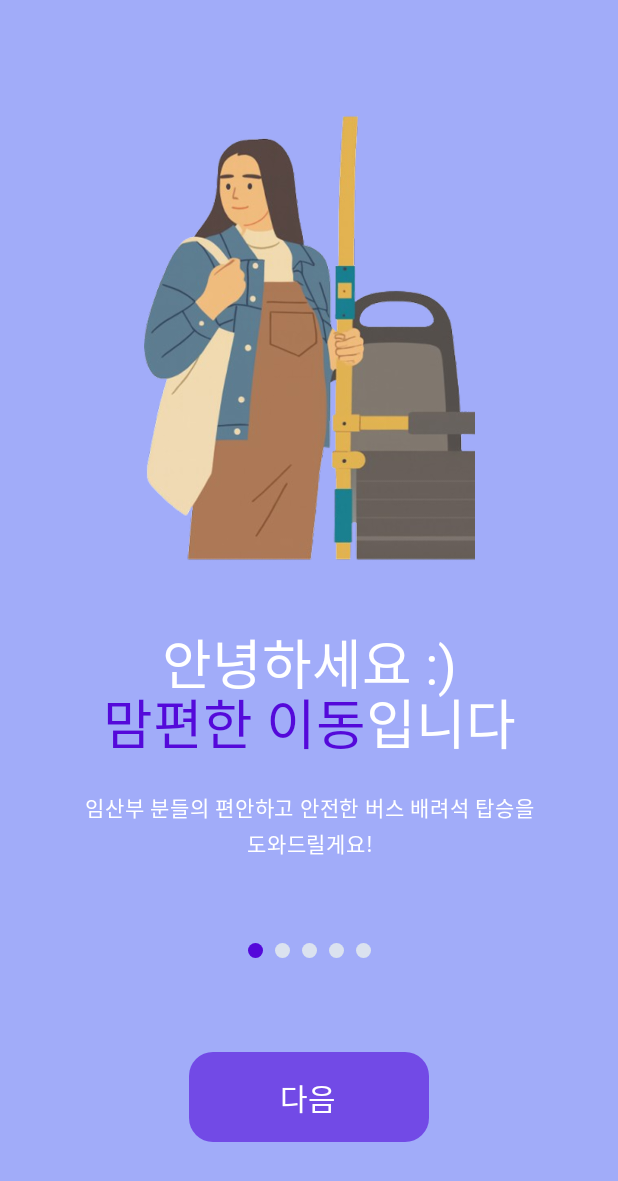
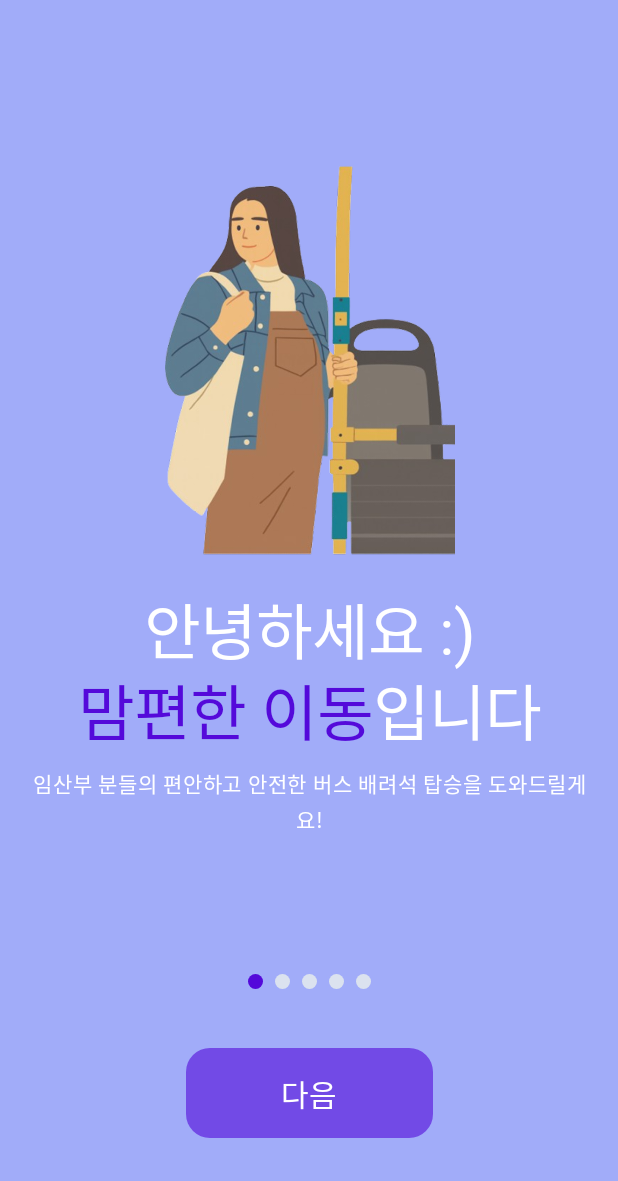
Before and after one commit to BFDream-AutoEver/BFDream-Android, an Android app built with Jetpack Compose: the InfoScreen screen opened through its navigation route, on a phone screen of 412 x 824 dp. Shown: the top 1181 px of the screen. Run offline under Robolectric (Android 15) with nearby library versions, the phone set to English and light mode, and no system bars; Roboto replaces fonts that are not available here.

Commit message:
15: 알림 성공 다이얼로그 추가, ui 수정, 이용약관 링크 수정

```diff
--- a/app/build.gradle.kts
+++ b/app/build.gradle.kts
@@ -27,7 +27,7 @@ android {
         applicationId = "com.bfdream.comfortablemove"
         minSdk = 33
         targetSdk = 36
-        versionCode = 14
+        versionCode = 15
         versionName = "1.0"
 
         testInstrumentationRunner = "androidx.test.runner.AndroidJUnitRunner"
--- a/app/src/main/java/com/example/bfdream_android/components/InfoScreen.kt
+++ b/app/src/main/java/com/example/bfdream_android/components/InfoScreen.kt
@@ -44,10 +44,10 @@ fun InfoScreen(
 ) {
     val uriHandler = LocalUriHandler.current
     val inquiryUrl = "https://forms.gle/rnSD44sUEuy1nLaH6"
-    val policyUrl = "https://important-hisser-903.notion.site/10-22-ver-28d65f12c444805cbd1bc99a473df74a?source=copy_link"
+    val policyUrl = "https://important-hisser-903.notion.site/10-22-ver-29a65f12c44480b6b591e726c5c80f89?pvs=74"
 
     val configuration = LocalConfiguration.current
-    val screenWidth = configuration.screenWidthDp.dp
+    val screenHeight = configuration.screenHeightDp.dp
 
     Scaffold(
         topBar = {
@@ -83,13 +83,13 @@ fun InfoScreen(
             horizontalAlignment = Alignment.CenterHorizontally,
             verticalArrangement = Arrangement.Top
         ) {
-            Spacer(modifier = Modifier.height(48.dp))
+            Spacer(modifier = Modifier.height(screenHeight * 0.01f))
 
             // --- 앱 로고 ---
             Image(
                 painter = painterResource(id = R.drawable.info_logo),
                 contentDescription = "앱 로고",
-                modifier = Modifier.size(screenWidth * 0.55f)
+                modifier = Modifier.size(screenHeight * 0.3f)
             )
 
             Spacer(modifier = Modifier.height(48.dp))
--- a/app/src/main/java/com/example/bfdream_android/components/OnboardScreen.kt
+++ b/app/src/main/java/com/example/bfdream_android/components/OnboardScreen.kt
@@ -33,6 +33,7 @@ import androidx.compose.ui.Alignment
 import androidx.compose.ui.Modifier
 import androidx.compose.ui.draw.clip
 import androidx.compose.ui.graphics.Color
+import androidx.compose.ui.platform.LocalConfiguration
 import androidx.compose.ui.platform.LocalContext
 import androidx.compose.ui.res.painterResource
 import androidx.compose.ui.text.SpanStyle
@@ -51,6 +52,10 @@ import kotlinx.coroutines.launch
 fun OnboardScreen(
     onComplete: () -> Unit
 ) {
+    val configuration = LocalConfiguration.current
+    val screenHeight = configuration.screenHeightDp.dp
+    val buttonSize = screenHeight * 0.2f
+
     val pages = listOf(
         OnboardPageData(
             R.drawable.onboard1,
@@ -153,7 +158,7 @@ fun OnboardScreen(
             currentPage = pagerState.currentPage
         )
 
-        Spacer(modifier = Modifier.weight(0.1f))
+        Spacer(modifier = Modifier.weight(0.06f))
         // 버튼
         if (pagerState.currentPage == pages.size - 1) {
             Button(
@@ -162,7 +167,7 @@ fun OnboardScreen(
                     containerColor = Color(0xFF5409DA),
                     contentColor = Color.White
                 ),
-                modifier = Modifier.width(160.dp).height(60.dp),
+                modifier = Modifier.width(buttonSize).height(60.dp),
                 shape = RoundedCornerShape(16.dp)
             ) {
                 Text(
@@ -183,7 +188,7 @@ fun OnboardScreen(
                     containerColor = Color(0xFF5409DA).copy(alpha = 0.6f),
                     contentColor = Color.White,
                 ),
-                modifier = Modifier.width(160.dp).height(60.dp),
+                modifier = Modifier.width(buttonSize).height(60.dp),
                 shape = RoundedCornerShape(16.dp)
             ) {
                 Text(
@@ -212,8 +217,16 @@ data class OnboardPageData(
 // 개별 온보딩 페이지 UI
 @Composable
 fun OnboardPage(data: OnboardPageData) {
+    val configuration = LocalConfiguration.current
+    val screenHeight = configuration.screenHeightDp.dp
+    val spacerSize = screenHeight * 0.01f
+    val imageSize = screenHeight * 0.35f
+    val imageSize2 = screenHeight * 0.25f
+    val screenWidth = configuration.screenWidthDp
+    val textScale = (screenWidth / 360f).coerceIn(0.4f, 1.3f)
+
     Column(
-        modifier = Modifier.fillMaxSize().padding(50.dp),
+        modifier = Modifier.fillMaxSize().padding(20.dp),
         horizontalAlignment = Alignment.CenterHorizontally,
         verticalArrangement = Arrangement.Center
     ) {
@@ -241,23 +254,24 @@ fun OnboardPage(data: OnboardPageData) {
             Image(
                 painter = painterResource(id = data.image),
                 contentDescription = data.title,
-                modifier = Modifier.size(170.dp)
+                modifier = Modifier.size(imageSize2)
             )
 
-            Spacer(modifier = Modifier.height(28.dp))
+            Spacer(modifier = Modifier.height(spacerSize*2))
             Text(
                 text = annotatedString,
                 style = MaterialTheme.typography.headlineLarge,
                 fontWeight = FontWeight.Bold,
                 textAlign = TextAlign.Center,
-                fontSize = 36.sp,
+                fontSize = 36.sp * textScale,
+                lineHeight = (36.sp * textScale) * 1.3f
             )
 
-            Spacer(modifier = Modifier.height(48.dp))
+            Spacer(modifier = Modifier.height(spacerSize*4))
             Row(
                 modifier = Modifier.width(250.dp),
                 horizontalArrangement = Arrangement.SpaceBetween,
-                verticalAlignment = Alignment.CenterVertically
+//                verticalAlignment = Alignment.CenterVertically
             ) {
                 Column(
                     horizontalAlignment = Alignment.CenterHorizontally
@@ -273,14 +287,14 @@ fun OnboardPage(data: OnboardPageData) {
                         style = MaterialTheme.typography.bodyMedium,
                         fontWeight = FontWeight.Bold,
                         textAlign = TextAlign.Center,
-                        fontSize = 16.sp,
+                        fontSize = 16.sp * textScale,
                         color = Color.White,
                     )
                     Text(
                         text = "현재 버스정류장 및\n탑승할 버스 안내",
                         style = MaterialTheme.typography.bodySmall,
                         textAlign = TextAlign.Center,
-                        fontSize = 12.sp,
+                        fontSize = 12.sp * textScale,
                         color = Color.White,
                     )
                 }
@@ -298,14 +312,14 @@ fun OnboardPage(data: OnboardPageData) {
                         style = MaterialTheme.typography.bodyMedium,
                         fontWeight = FontWeight.Bold,
                         textAlign = TextAlign.Center,
-                        fontSize = 16.sp,
+                        fontSize = 16.sp * textScale,
                         color = Color.White,
                     )
                     Text(
-                        text = "버스 내부 배려석 알림\n기기 통신",
+                        text = "버스 내부 배려석\n알림 기기 통신",
                         style = MaterialTheme.typography.bodySmall,
                         textAlign = TextAlign.Center,
-                        fontSize = 12.sp,
+                        fontSize = 12.sp * textScale,
                         color = Color.White,
                     )
                 }
@@ -314,19 +328,20 @@ fun OnboardPage(data: OnboardPageData) {
             Image(
                 painter = painterResource(id = data.image),
                 contentDescription = data.title,
-                modifier = Modifier.size(330.dp)
+                modifier = Modifier.size(imageSize)
             )
 
-            Spacer(modifier = Modifier.height(28.dp))
+            Spacer(modifier = Modifier.height(spacerSize))
             Text(
                 text = annotatedString,
                 style = MaterialTheme.typography.headlineLarge,
                 fontWeight = FontWeight.Bold,
                 textAlign = TextAlign.Center,
-                fontSize = 36.sp,
+                fontSize = 36.sp * textScale,
+                lineHeight = (36.sp * textScale) * 1.3f
             )
 
-            Spacer(modifier = Modifier.height(20.dp))
+            Spacer(modifier = Modifier.height(spacerSize))
             Text(
                 text = data.description,
                 style = MaterialTheme.typography.bodyLarge,
```
Also changed, not shown: app/src/main/java/com/example/bfdream_android/components/MainScreen.kt (+28 -24 lines).
